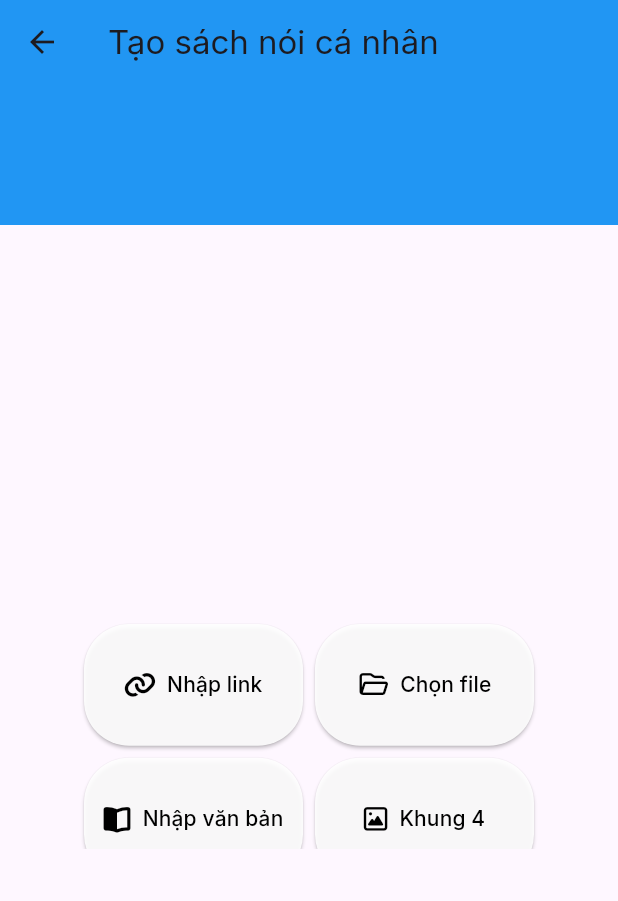
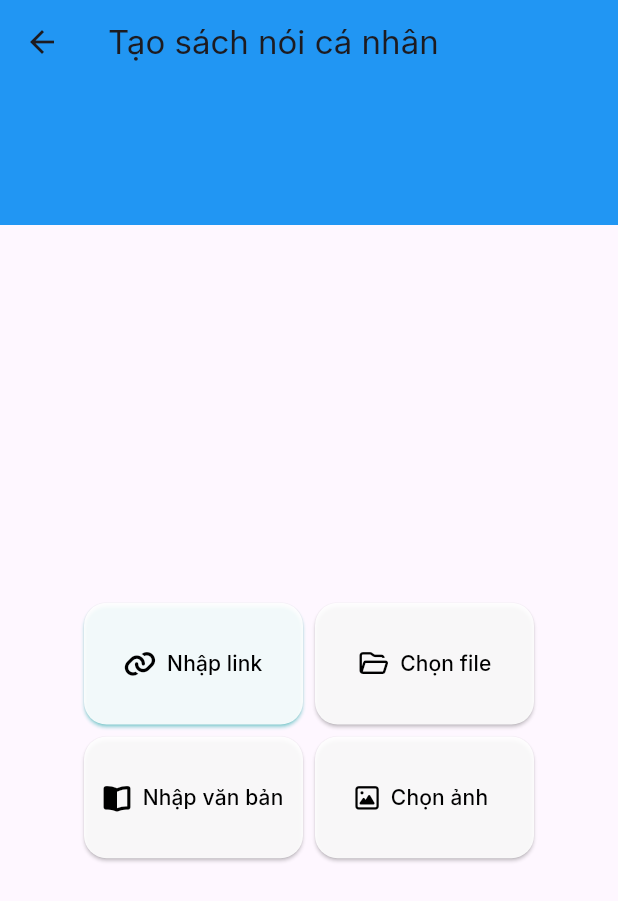
Before and after one commit to ThanhDatB2110119/audiobooks, a Flutter app: the CreatorView screen opened directly, on a phone screen of 412 x 824 dp. Shown: the top 901 px of the screen. Run offline on Flutter 3.47's test engine with Material 3 defaults, Android fonts, the phone set to English and light mode, and no system bars; our stand-ins replace awesome_dialog, bloc, dartz, dio, equatable, file_picker and 14 more; accounts and stored records are empty.

Commit message:
Update button styles and labels in creator widgets
Reduced button border radius from 30 to 15 for a less rounded appearance and added shadow color to buttons in creator_view_widget.dart. Removed fixed height from container and updated label text in image_source_selector_button.dart for improved UI consistency.

```diff
--- a/lib/presentation/features/creator/widgets/creator_view_widget.dart
+++ b/lib/presentation/features/creator/widgets/creator_view_widget.dart
@@ -82,7 +82,6 @@ class CreatorViewState extends State<CreatorView> {
                     mainAxisAlignment: MainAxisAlignment.center,
                     children: [
                       Container(
-                        height: 190,
                         margin: const EdgeInsets.all(16.0),
                         padding: const EdgeInsets.all(16.0),
                         decoration: BoxDecoration(
@@ -134,11 +133,12 @@ class CreatorViewState extends State<CreatorView> {
                                   color: Colors.black,
                                 ),
                                 style: ElevatedButton.styleFrom(
-                                    backgroundColor: Colors.white.withValues(
+                                  backgroundColor: Colors.white.withValues(
                                     alpha: 0.9,
                                   ),
+                                  shadowColor: Colors.cyanAccent,
                                   shape: RoundedRectangleBorder(
-                                    borderRadius: BorderRadius.circular(30),
+                                    borderRadius: BorderRadius.circular(15),
                                   ),
                                   padding: const EdgeInsets.all(8.0),
                                 ),
@@ -160,7 +160,8 @@ class CreatorViewState extends State<CreatorView> {
 
                                   // Gọi dialog của bạn để hiển thị trình chọn file.
                                   // Sử dụng .then() để xử lý kết quả trả về một cách bất đồng bộ.
-                                  final scaffoldMessenger = ScaffoldMessenger.of(context);
+                                  final scaffoldMessenger =
+                                      ScaffoldMessenger.of(context);
                                   showUploadFileDialog(context).then((
                                     selectedFile,
                                   ) {
@@ -194,11 +195,11 @@ class CreatorViewState extends State<CreatorView> {
                                   color: Colors.black,
                                 ),
                                 style: ElevatedButton.styleFrom(
-                                    backgroundColor: Colors.white.withValues(
+                                  backgroundColor: Colors.white.withValues(
                                     alpha: 0.9,
                                   ),
                                   shape: RoundedRectangleBorder(
-                                    borderRadius: BorderRadius.circular(30),
+                                    borderRadius: BorderRadius.circular(15),
                                   ),
                                   padding: const EdgeInsets.all(8.0),
                                 ),
@@ -228,11 +229,11 @@ class CreatorViewState extends State<CreatorView> {
                                   color: Colors.black,
                                 ),
                                 style: ElevatedButton.styleFrom(
-                                    backgroundColor: Colors.white.withValues(
+                                  backgroundColor: Colors.white.withValues(
                                     alpha: 0.9,
                                   ),
                                   shape: RoundedRectangleBorder(
-                                    borderRadius: BorderRadius.circular(30),
+                                    borderRadius: BorderRadius.circular(15),
                                   ),
                                   padding: const EdgeInsets.all(8.0),
                                 ),
--- a/lib/presentation/features/creator/widgets/image_source_selector_button.dart
+++ b/lib/presentation/features/creator/widgets/image_source_selector_button.dart
@@ -19,11 +19,11 @@ class ImageSourceSelectorButton extends StatelessWidget {
       icon: const FaIcon(FontAwesomeIcons.image, color: Colors.black),
       style: ElevatedButton.styleFrom(
         backgroundColor: Colors.white.withValues(alpha: 0.9),
-        shape: RoundedRectangleBorder(borderRadius: BorderRadius.circular(30)),
+        shape: RoundedRectangleBorder(borderRadius: BorderRadius.circular(15)),
         padding: const EdgeInsets.all(8.0),
       ),
       label: const Text(
-        'Khung 4',
+        'Chọn ảnh ',
         style: TextStyle(fontSize: 14, color: Colors.black),
       ),
     );
```
